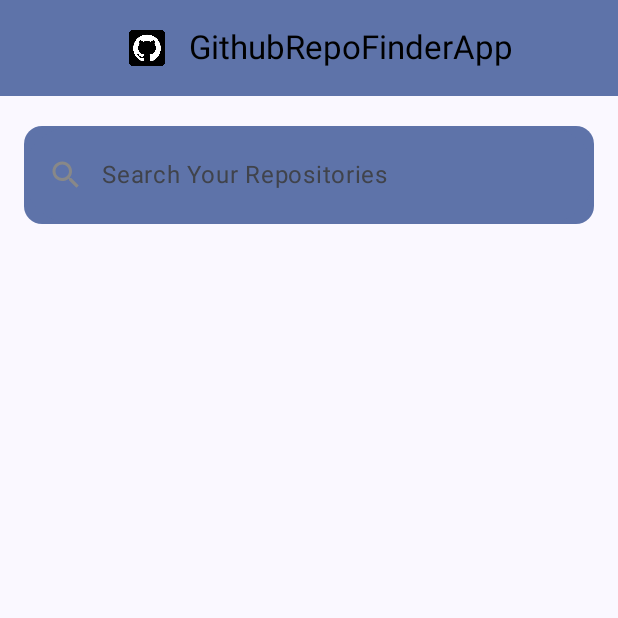
After one commit to anshumanbehera27/GithubRepoFinderApp, an Android app built with Jetpack Compose: the composable HomeScreen shown on its own in the app's theme, on a phone screen of 412 x 824 dp, the top half of it. The commit adds this screen. Run offline under Robolectric (Android 15) with nearby library versions, the phone set to English and light mode, and no system bars.

Commit message:
home Screen UI Done

```diff
--- /dev/null
+++ b/app/src/main/java/com/anshuman/githubrepofinderapp/Screens/HomeScreen.kt
@@ -0,0 +1,192 @@
+package com.anshuman.githubrepofinderapp.Screens
+
+import androidx.compose.foundation.Image
+import androidx.compose.foundation.clickable
+import androidx.compose.foundation.layout.Arrangement
+import androidx.compose.foundation.layout.Box
+import androidx.compose.foundation.layout.Column
+import androidx.compose.foundation.layout.Row
+import androidx.compose.foundation.layout.fillMaxSize
+import androidx.compose.foundation.layout.fillMaxWidth
+import androidx.compose.foundation.layout.height
+import androidx.compose.foundation.layout.padding
+import androidx.compose.foundation.layout.size
+import androidx.compose.foundation.layout.wrapContentHeight
+import androidx.compose.foundation.shape.RoundedCornerShape
+import androidx.compose.material.icons.Icons
+import androidx.compose.material.icons.filled.Close
+import androidx.compose.material.icons.filled.Search
+import androidx.compose.material3.ExperimentalMaterial3Api
+import androidx.compose.material3.Icon
+import androidx.compose.material3.MaterialTheme
+import androidx.compose.material3.SearchBar
+import androidx.compose.material3.SearchBarDefaults
+import androidx.compose.material3.Text
+import androidx.compose.material3.TopAppBar
+import androidx.compose.material3.TopAppBarDefaults
+import androidx.compose.runtime.Composable
+import androidx.compose.runtime.getValue
+import androidx.compose.runtime.mutableStateOf
+import androidx.compose.runtime.remember
+import androidx.compose.runtime.setValue
+
+import androidx.compose.ui.Alignment
+import androidx.compose.ui.Modifier
+import androidx.compose.ui.graphics.Color
+import androidx.compose.ui.graphics.vector.ImageVector
+import androidx.compose.ui.layout.ContentScale
+import androidx.compose.ui.res.painterResource
+import androidx.compose.ui.res.stringResource
+import androidx.compose.ui.res.vectorResource
+import androidx.compose.ui.text.style.TextAlign
+import androidx.compose.ui.tooling.preview.Preview
+import androidx.compose.ui.unit.dp
+import androidx.navigation.NavController
+import androidx.navigation.compose.rememberNavController
+import com.anshuman.githubrepofinderapp.R
+
+@Composable
+fun HomeScreen(navController: NavController) {
+
+    Column(
+        modifier = Modifier.fillMaxSize()
+    ) {
+        TopAppBar()
+        SearchBar(onSearchQueryChanged = { })
+    }
+}
+
+
+
+@OptIn(ExperimentalMaterial3Api::class)
+@Composable
+fun SearchBar(onSearchQueryChanged: (String) -> Unit) {
+    // Manage the active state of the SearchBar
+    var searchActive by remember { mutableStateOf(false) }
+    var query by remember { mutableStateOf("") }
+    var items by remember { mutableStateOf(listOf<String>()) }
+
+    SearchBar(
+        query = query,
+        onQueryChange = {
+            query = it
+            onSearchQueryChanged(it)
+        },
+        onSearch = {
+            searchActive = false // Optionally close the search bar on search action
+        },
+        active = searchActive,
+        onActiveChange = { searchActive = it }, // Toggle search bar active state
+        placeholder = { Text(text = "Search Your Repositories") },
+        modifier = Modifier
+            .fillMaxWidth()
+            .padding(horizontal = 16.dp, vertical = 16.dp)
+            .height(65.dp),
+        shape = RoundedCornerShape(12.dp),
+        colors = SearchBarDefaults.colors(
+            containerColor = MaterialTheme.colorScheme.primaryContainer
+        ),
+        leadingIcon = {
+            // Add a clickable search icon
+            Icon(
+                imageVector = Icons.Default.Search,
+                contentDescription = "Search Icon",
+                tint = Color.Gray,
+                modifier = Modifier
+                    .size(24.dp)
+                    .clickable {
+                        searchActive = !searchActive
+                    }
+            )
+        },
+        trailingIcon = {
+            if (searchActive) {
+                Icon(
+                    imageVector = Icons.Default.Close,
+                    contentDescription = "Close Icon",
+                    tint = Color.Gray,
+                    modifier = Modifier
+                        .size(24.dp)
+                        .clickable {
+                            // Clear query or deactivate search bar
+                            if (query.isNotBlank()) {
+                                query = ""
+                                onSearchQueryChanged("") // Clear the query
+                            } else {
+                                searchActive = !searchActive
+                            }
+                        }
+                )
+            }
+        },
+        content = {
+            // Content shown when the search bar is active
+            if (searchActive) {
+                Box(modifier = Modifier.fillMaxWidth()) {
+                    Text("Search results or suggestions go here!")
+                }
+            }
+
+            items.forEach { item ->
+                Row(Modifier.padding(all = 16.dp)) {
+                    Icon(
+                        imageVector = ImageVector.vectorResource(id = R.drawable.baseline_history_24),
+                        contentDescription = null
+                    )
+                    Text(text = item)
+                }
+            }
+        }
+    )
+}
+
+
+
+
+@OptIn(ExperimentalMaterial3Api::class)
+@Composable
+fun TopAppBar() {
+    Column(
+        modifier = Modifier
+            .fillMaxWidth()
+            .wrapContentHeight()
+    ) {
+        // TopAppBar to replace the Toolbar
+        TopAppBar(
+            title = {
+                Row(
+                    verticalAlignment = Alignment.CenterVertically,
+                    horizontalArrangement = Arrangement.Center,
+                    modifier = Modifier.fillMaxWidth()
+                ) {
+                    // Image logo like GitHub icon
+                    Image(
+                        painter = painterResource(id = R.drawable.github),
+                        contentDescription = "GitHub Logo",
+                        modifier = Modifier
+                            .size(40.dp)
+                            .padding(end = 16.dp),
+                        contentScale = ContentScale.Fit
+                    )
+
+                    // App name text
+                    Text(
+                        text = stringResource(id = R.string.app_name),
+                        style = MaterialTheme.typography.titleLarge,
+                        color = Color.Black,
+                        textAlign = TextAlign.Center
+                    )
+                }
+            },
+            colors = TopAppBarDefaults.topAppBarColors(
+                containerColor = MaterialTheme.colorScheme.primaryContainer ))
+    }
+}
+
+
+
+@Preview(showBackground = true)
+@Composable
+fun homescreenpreview(){
+    HomeScreen(navController = rememberNavController())
+}
```
Also changed, not shown: app/src/main/java/com/anshuman/githubrepofinderapp/Screens/LoginScreen.kt (+15 -5 lines).
